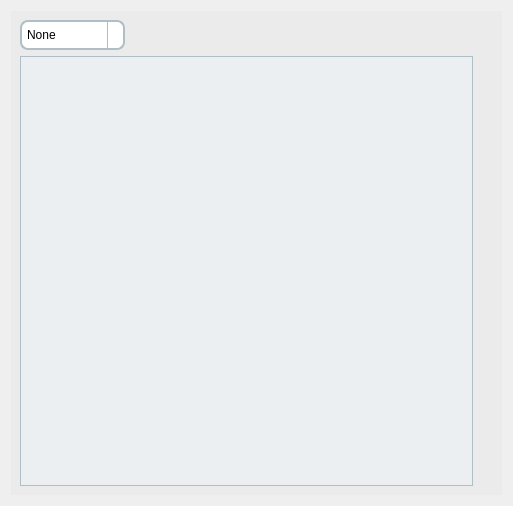
Qt form src/edcon/gui/ui/processdata_tab.ui (Festo-se/festo-edcon) before a commit.
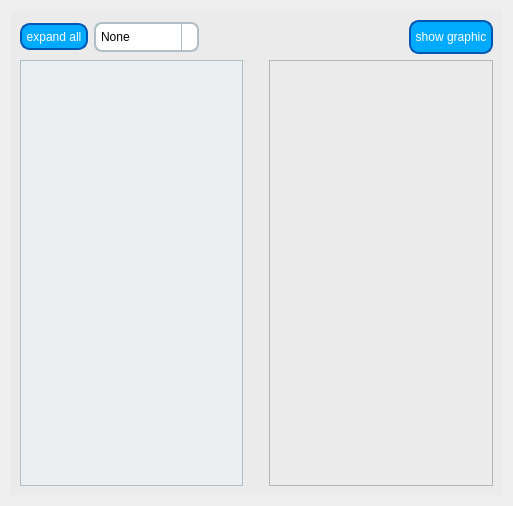
The same form after that commit. Icons and pictures are not drawn.

The edit to the form file:
```diff
--- a/src/edcon/gui/ui/processdata_tab.ui
+++ b/src/edcon/gui/ui/processdata_tab.ui
@@ -34,6 +34,35 @@
        <layout class="QVBoxLayout" name="verticalLayout">
         <item>
          <layout class="QHBoxLayout" name="horizontalLayout">
+          <item>
+           <widget class="QToolButton" name="expand_button">
+            <property name="styleSheet">
+             <string notr="true">QToolButton {
+    background-color: rgb(0, 170, 255);
+    color: white; /* Weiße Schrift */
+    border-style: solid;
+    border-width: 2px;
+    border-radius: 10px; /* Abgerundete Ecken */
+    border-color: #0056b3; /* Dunkleres Blau für den Rand */
+
+    min-width: 40px; /* Minimale Breite des Buttons */
+    min-height: 20px; /* Minimale Höhe des Buttons */
+}
+
+QToolButton:hover {
+    background-color: #0056b3; /* Dunkleres Blau beim Darüberfahren */
+}
+
+QToolButton:pressed {
+    background-color: #004099; /* Noch dunkleres Blau beim Klicken */
+}
+</string>
+            </property>
+            <property name="text">
+             <string>expand all</string>
+            </property>
+           </widget>
+          </item>
           <item>
            <widget class="QComboBox" name="comboBox">
             <property name="styleSheet">
@@ -112,6 +141,34 @@
             </property>
            </spacer>
           </item>
+          <item>
+           <widget class="QPushButton" name="button_show_graphicview">
+            <property name="styleSheet">
+             <string notr="true">QPushButton {
+    background-color: rgb(0, 170, 255);
+    color: white; /* Weiße Schrift */
+    border-style: solid;
+    border-width: 2px;
+    border-radius: 10px; /* Abgerundete Ecken */
+    border-color: #0056b3; /* Dunkleres Blau für den Rand */
+
+    min-width: 80px; /* Minimale Breite des Buttons */
+    min-height: 30px; /* Minimale Höhe des Buttons */
+}
+
+QPushButton:hover {
+    background-color: #0056b3; /* Dunkleres Blau beim Darüberfahren */
+}
+
+QPushButton:pressed {
+    background-color: #004099; /* Noch dunkleres Blau beim Klicken */
+}</string>
+            </property>
+            <property name="text">
+             <string>show graphic</string>
+            </property>
+           </widget>
+          </item>
          </layout>
         </item>
        </layout>
@@ -251,6 +308,9 @@
           </item>
          </layout>
         </item>
+        <item>
+         <widget class="QGraphicsView" name="graphicsView"/>
+        </item>
        </layout>
       </item>
      </layout>
```
